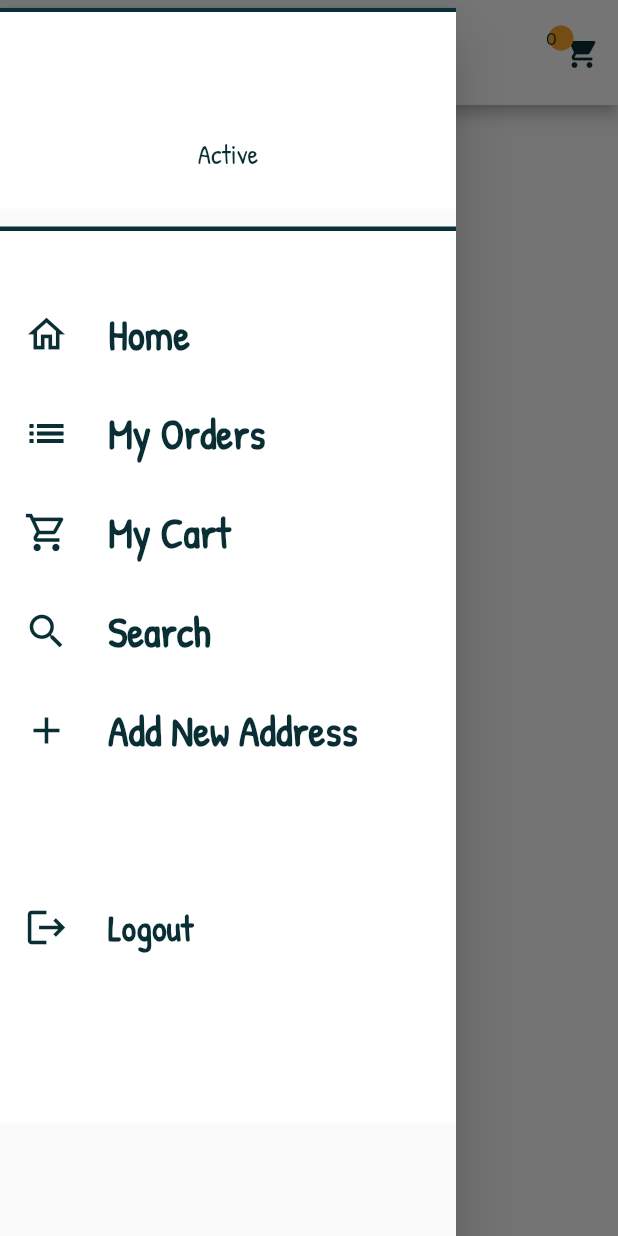
After one commit to RubaHashash/e-Shop, a Flutter app: the StoreHome screen opened directly, with the side drawer open, on a phone screen of 412 x 824 dp. The commit adds this screen. Run offline on Flutter 3.47's test engine with Material 2 defaults, Android fonts, the phone set to English and light mode, and no system bars; our stand-ins replace cloud_firestore, firebase_auth, font_awesome_flutter, google_fonts, shared_preferences; accounts and stored records are empty.

Commit message:
add user homepage appbar and drawer

```diff
--- /dev/null
+++ b/lib/Counters/cartCounter.dart
@@ -0,0 +1,12 @@
+import 'package:e_shop_app/config/config.dart';
+import 'package:flutter/cupertino.dart';
+import 'package:shared_preferences/shared_preferences.dart';
+
+class CartItemCounter extends ChangeNotifier{
+
+    int _counter = shopApp.sharedPreferences
+        .getStringList("userCart")
+        .length - 1;
+
+  int get count => _counter;
+}
--- /dev/null
+++ b/lib/Store/StoreHome.dart
@@ -0,0 +1,92 @@
+import 'dart:async';
+
+import 'package:e_shop_app/Counters/cartCounter.dart';
+import 'package:e_shop_app/Store/Cart.dart';
+import 'package:e_shop_app/Widgets/MyDrawer.dart';
+import 'package:e_shop_app/config/palette.dart';
+import 'package:flutter/cupertino.dart';
+import 'package:flutter/material.dart';
+import 'package:provider/provider.dart';
+
+
+class StoreHome extends StatefulWidget {
+  @override
+  _StoreHomeState createState() => _StoreHomeState();
+}
+
+class _StoreHomeState extends State<StoreHome> {
+  @override
+  Widget build(BuildContext context) {
+    double width = MediaQuery.of(context).size.width;
+    return SafeArea(
+      child: Scaffold(
+        appBar: PreferredSize(
+          preferredSize: Size.fromHeight(70.0),
+          child: AppBar(
+            flexibleSpace: Container(
+              decoration:  BoxDecoration(
+                color: Colors.white
+              ),
+            ),
+            title: Padding(
+              padding: const EdgeInsets.only(top: 15.0),
+              child: Text(
+                "Quick Shop",
+                style: TextStyle(fontSize: 55.0, color: Palette.darkBlue, fontFamily: "Signatra"),
+              ),
+            ),
+            centerTitle: true,
+            iconTheme: IconThemeData(color: Palette.darkBlue),
+            actions: [
+              Stack(
+                children: [
+                  Padding(
+                    padding: const EdgeInsets.only(top: 15.0),
+                    child: IconButton(
+                      icon: Icon(Icons.shopping_cart, color: Palette.darkBlue),
+                      onPressed: (){
+                        Route route = MaterialPageRoute(builder: (c) => CartPage());
+                        Navigator.pushReplacement(context, route);
+                      },
+                    ),
+                  ),
+                  Positioned(
+                    child: Padding(
+                      padding: const EdgeInsets.only(top: 15.0),
+                      child: Stack(
+                        children: [
+                          Icon(
+                            Icons.brightness_1,
+                            size: 20.0,
+                            color: Palette.orange,
+                          ),
+                          Positioned(
+                            top: 3.0,
+                            bottom: 4.0,
+                            child: Consumer<CartItemCounter>(
+                              builder: (context, counter, _){
+                                return Text(
+                                  counter.count.toString(),
+                                  style: TextStyle(color: Palette.darkBlue, fontSize: 12.0, fontWeight: FontWeight.w500),
+                                );
+                              }
+                            ),
+                          )
+                        ],
+                      ),
+                    ),
+                  )
+                ],
+              )
+            ],
+          ),
+        ),
+
+        drawer: Padding(
+          padding: const EdgeInsets.only(top: 5.0),
+          child: MyDrawer(),
+        ),
+      ),
+    );
+  }
+}
--- /dev/null
+++ b/lib/Widgets/MyDrawer.dart
@@ -0,0 +1,142 @@
+import 'package:e_shop_app/Authentication/LoginPage.dart';
+import 'package:e_shop_app/Store/Cart.dart';
+import 'package:e_shop_app/Store/StoreHome.dart';
+import 'package:e_shop_app/config/config.dart';
+import 'package:e_shop_app/config/palette.dart';
+import 'package:flutter/cupertino.dart';
+import 'package:flutter/material.dart';
+
+class MyDrawer extends StatelessWidget {
+  @override
+  Widget build(BuildContext context) {
+    return Drawer(
+      child: ListView(
+        children: [
+          Container(
+            padding: EdgeInsets.only(top: 25.0, bottom: 25.0),
+            decoration: new BoxDecoration(
+              color: Colors.white,
+              border: Border(
+                top: BorderSide(
+                    color: Palette.darkBlue,
+                    width: 3.0
+                ),
+              ),
+            ),
+
+            child: Column(
+              children: [
+                SizedBox(height: 10.0),
+                Text(
+                  shopApp.sharedPreferences.getString("name"),
+                  style: TextStyle(color: Palette.darkBlue, fontSize: 45.0, fontFamily: "Signatra", fontWeight: FontWeight.w600),
+                ),
+                Text('Active', style: TextStyle(color: Palette.darkBlue, fontSize: 18, fontFamily: "PatrickHand"))
+              ],
+            ),
+          ),
+
+          SizedBox(height: 12.0),
+
+          Container(
+            padding: EdgeInsets.only(top: 1.0, bottom: 100),
+            decoration: new BoxDecoration(
+              color: Colors.white,
+              border: Border(
+                top: BorderSide(
+                    color: Palette.darkBlue,
+                    width: 3.0
+                ),
+              ),
+            ),
+            child: Column(
+              children: [
+                Padding(
+                  padding: const EdgeInsets.only(top: 40.0, bottom: 5.0),
+                  child: ListTile(
+                    leading: Icon(Icons.home_outlined, color: Palette.darkBlue, size: 30),
+                    title: Text("Home", style: TextStyle(color: Palette.darkBlue, fontSize: 28, fontWeight: FontWeight.bold, fontFamily: "PatrickHand")),
+                    onTap: (){
+                      Route route = MaterialPageRoute(builder: (c) => StoreHome());
+                      Navigator.pushReplacement(context, route);
+                    },
+                  ),
+                ),
+
+
+                Padding(
+                  padding: const EdgeInsets.only(top: 5.0, bottom: 5.0),
+                  child: ListTile(
+                    leading: Icon(Icons.list_outlined, color: Palette.darkBlue, size: 30),
+                    title: Text("My Orders", style: TextStyle(color: Palette.darkBlue, fontSize: 28, fontWeight: FontWeight.bold, fontFamily: "PatrickHand")),
+                    onTap: (){
+                      Route route = MaterialPageRoute(builder: (c) => StoreHome());
+                      Navigator.pushReplacement(context, route);
+                    },
+                  ),
+                ),
+
+
+
+                Padding(
+                  padding: const EdgeInsets.only(top: 5.0, bottom: 5.0),
+                  child: ListTile(
+                    leading: Icon(Icons.shopping_cart_outlined, color: Palette.darkBlue, size: 30),
+                    title: Text("My Cart", style: TextStyle(color: Palette.darkBlue, fontSize: 28, fontWeight: FontWeight.bold, fontFamily: "PatrickHand")),
+                    onTap: (){
+                      Route route = MaterialPageRoute(builder: (c) => CartPage());
+                      Navigator.pushReplacement(context, route);
+                    },
+                  ),
+                ),
+
+
+                Padding(
+                  padding: const EdgeInsets.only(top: 5.0, bottom: 5.0),
+                  child: ListTile(
+                    leading: Icon(Icons.search, color: Palette.darkBlue, size: 30),
+                    title: Text("Search", style: TextStyle(color: Palette.darkBlue, fontSize: 28, fontWeight: FontWeight.bold, fontFamily: "PatrickHand")),
+                    onTap: (){
+                      Route route = MaterialPageRoute(builder: (c) => StoreHome());
+                      Navigator.pushReplacement(context, route);
+                    },
+                  ),
+                ),
+
+
+                Padding(
+                  padding: const EdgeInsets.only(top: 5.0, bottom: 5.0),
+                  child: ListTile(
+                    leading: Icon(Icons.add_outlined, color: Palette.darkBlue, size: 30),
+                    title: Text("Add New Address", style: TextStyle(color: Palette.darkBlue, fontSize: 28, fontWeight: FontWeight.bold, fontFamily: "PatrickHand")),
+                    onTap: (){
+                      Route route = MaterialPageRoute(builder: (c) => StoreHome());
+                      Navigator.pushReplacement(context, route);
+                    },
+                  ),
+                ),
+
+
+                Padding(
+                  padding: const EdgeInsets.only(top: 70.0, bottom: 3.0),
+                  child: ListTile(
+                    leading: Icon(Icons.logout, color: Palette.darkBlue, size: 30),
+                    title: Text("Logout", style: TextStyle(color: Palette.darkBlue, fontSize: 24, fontWeight: FontWeight.bold, fontFamily: "PatrickHand")),
+                    onTap: (){
+                      shopApp.auth.signOut().then((value){
+                        Route route = MaterialPageRoute(builder: (c) => LoginPage());
+                        Navigator.pushReplacement(context, route);
+                      });
+                    },
+                  ),
+                ),
+
+
+              ],
+            )
+          )
+        ],
+      ),
+    );
+  }
+}
--- /dev/null
+++ b/lib/config/config.dart
@@ -0,0 +1,10 @@
+
+import 'package:firebase_auth/firebase_auth.dart';
+import 'package:shared_preferences/shared_preferences.dart';
+
+class shopApp{
+
+  static SharedPreferences sharedPreferences;
+  static FirebaseAuth auth;
+
+}
```
Also changed, not shown: lib/Authentication/SignInForm.dart (+8 -9 lines), lib/Authentication/SignUpPage.dart (+8 -10 lines), lib/Store/Cart.dart (added, +13 -0 lines), lib/StoreHome.dart (deleted, +0 -14 lines), lib/main.dart (+11 -2 lines), pubspec.yaml (+14 -6 lines), assets/fonts/PatrickHand.ttf (added), assets/fonts/Signatra.ttf (added), pubspec.lock.
